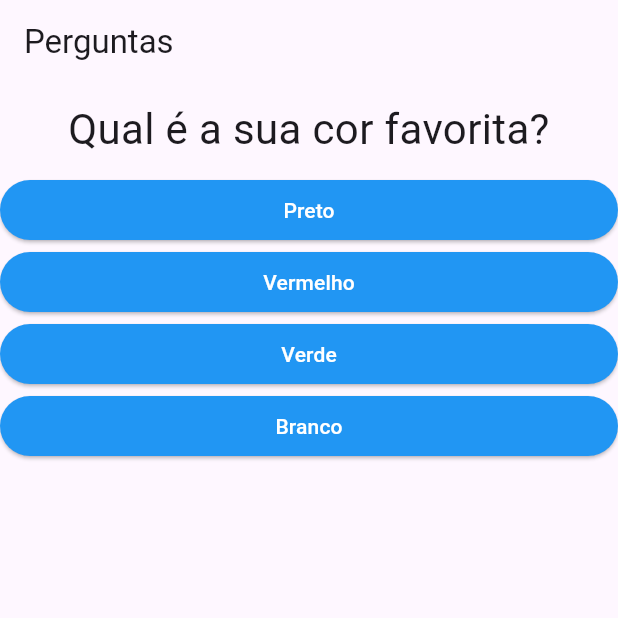
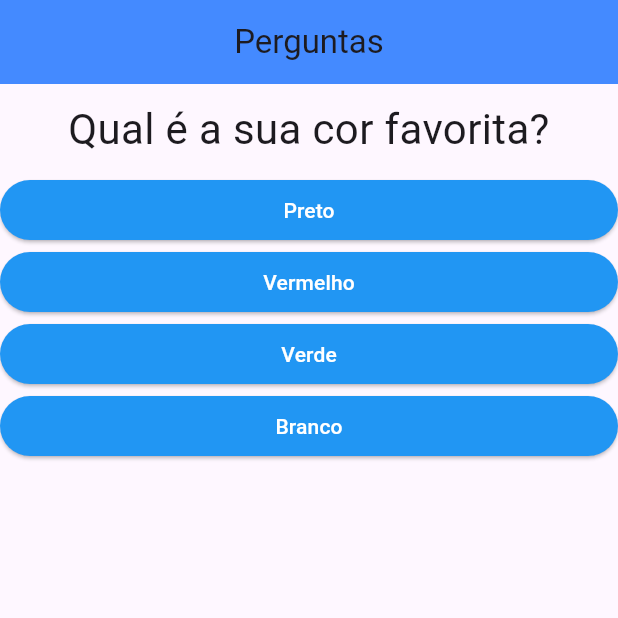
Before and after one commit to Bazchh/flutter_quiz_project, a Flutter app: the screen it shows after launch, on a phone screen of 412 x 824 dp, the top half of it. Run offline on Flutter 3.47's test engine with Material 3 defaults, Android fonts, the phone set to English and light mode, and no system bars.

Commit message:
Att da appBar

```diff
--- a/lib/main.dart
+++ b/lib/main.dart
@@ -54,7 +54,7 @@ class _PerguntaAppState extends State<PerguntaApp> {
     return MaterialApp(
       home: Scaffold(
         appBar: AppBar(
-          title: const Text('Perguntas'),
+          title: const Text('Perguntas'),centerTitle: true,backgroundColor: Colors.blueAccent,
         ),
         body: (temPerguntaSelecionada
             ? Questionario(
```
